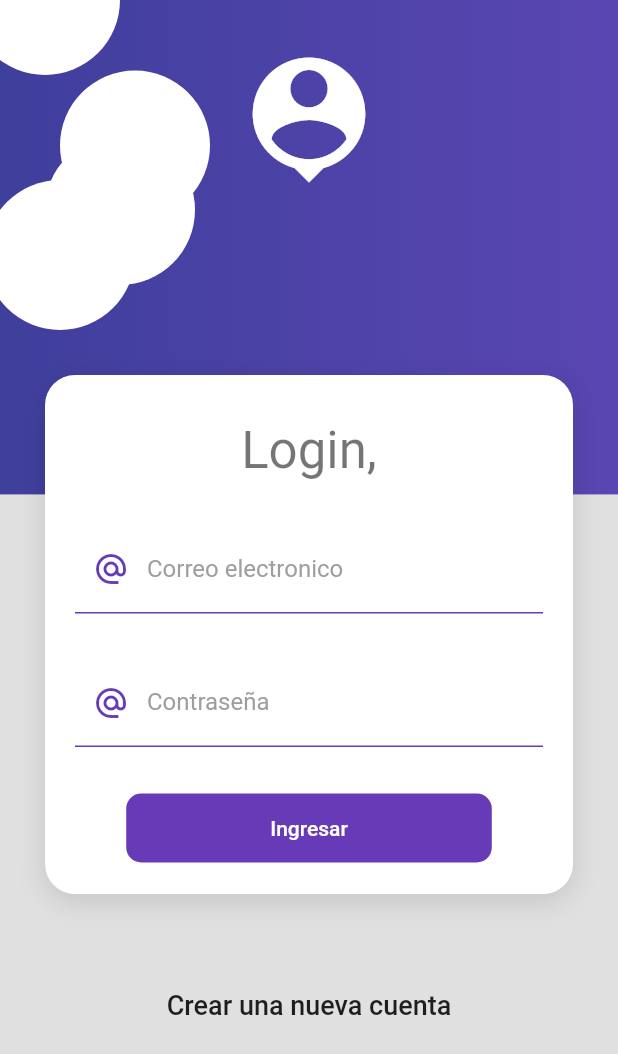
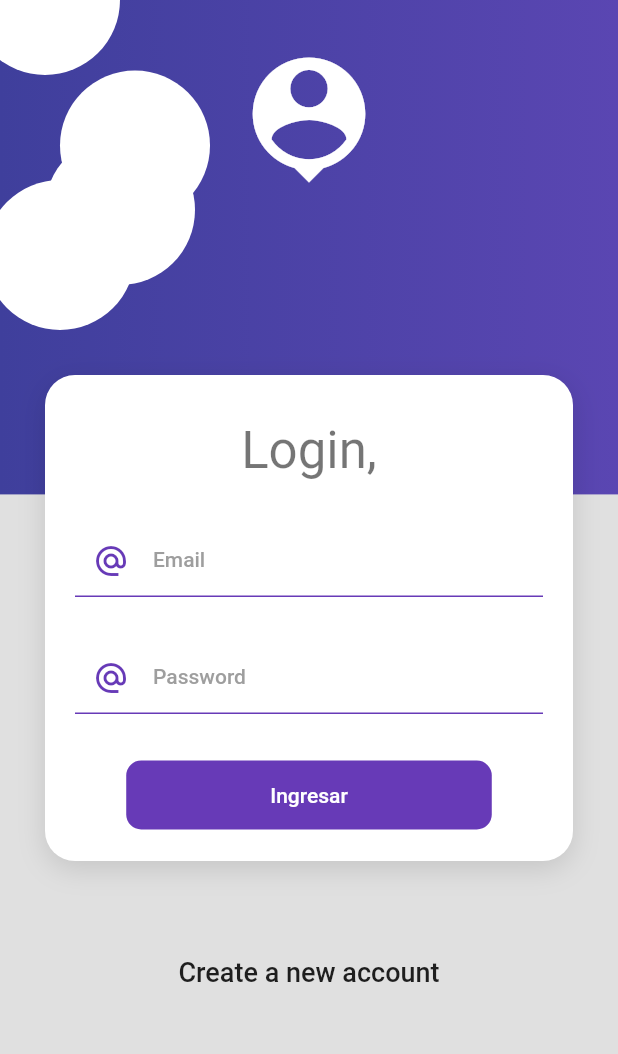
Before and after one commit to Yaniqueque/productos_app, a Flutter app: the screen it shows after launch, on a phone screen of 412 x 824 dp. Shown: the top 1054 px of the screen. Run offline on Flutter 3.47's test engine with Material 2 defaults, Android fonts, the phone set to English and light mode, and no system bars; our stand-ins replace flutter_secure_storage, image_picker.

Commit message:
first commit

```diff
--- a/lib/main.dart
+++ b/lib/main.dart
@@ -32,6 +32,7 @@ class MyApp extends StatelessWidget {
         'checking': (_) => CheckAuthScreen()
       },
       theme: ThemeData.light().copyWith(
+          useMaterial3: true,
           scaffoldBackgroundColor: Colors.grey[300],
           appBarTheme: AppBarTheme(elevation: 0, color: Colors.indigo),
           floatingActionButtonTheme: FloatingActionButtonThemeData(
--- a/lib/screens/login_screen.dart
+++ b/lib/screens/login_screen.dart
@@ -48,7 +48,7 @@ class LoginScreen extends StatelessWidget {
                         Colors.indigo.withOpacity(0.1)),
                     shape: MaterialStateProperty.all(StadiumBorder())),
                 child: Text(
-                  'Crear una nueva cuenta',
+                  'Create a new account',
                   style: TextStyle(fontSize: 18, color: Colors.black87),
                 )),
             SizedBox(height: 50),
@@ -76,7 +76,7 @@ class _LoginForm extends StatelessWidget {
               keyboardType: TextInputType.emailAddress,
               decoration: InputDecorations.authInputDecoration(
                   hintText: 'john.doe@gmail.com',
-                  labelText: 'Correo electronico',
+                  labelText: 'Email',
                   prefixIcon: Icons.alternate_email_rounded),
               onChanged: (value) => loginForm.email = value,
               validator: (value) {
@@ -98,7 +98,7 @@ class _LoginForm extends StatelessWidget {
               keyboardType: TextInputType.emailAddress,
               decoration: InputDecorations.authInputDecoration(
                   hintText: '*********',
-                  labelText: 'Contraseña',
+                  labelText: 'Password',
                   prefixIcon: Icons.lock_outline),
               onChanged: (value) => loginForm.password = value,
               validator: (value) {
--- a/lib/services/auth_service.dart
+++ b/lib/services/auth_service.dart
@@ -6,7 +6,7 @@ import 'package:http/http.dart' as http;
 
 class AuthService extends ChangeNotifier {
   final String _baseUrl = 'identitytoolkit.googleapis.com';
-  final String _firebaseToken = 'your token';
+  final String _firebaseToken = 'AIzaSyAtJUDyFF1SersiXqJU9HBt54IJKdF_uks';
 
   final storage = new FlutterSecureStorage();
 
--- a/lib/services/product_services.dart
+++ b/lib/services/product_services.dart
@@ -27,12 +27,14 @@ class ProductsService extends ChangeNotifier {
   Future<List<Product>> loadProducts() async {
     this.isLoading = true;
     notifyListeners();
-
-    final url = Uri.https(_baseUrl, 'products.json?',
+    // final url2 = Uri.parse(
+    // 'https://flutter-varios-b2466-default-rtdb.firebaseio.com/products.json?AIzaSyAtJUDyFF1SersiXqJU9HBt54IJKdF_uks');
+    final url = Uri.https(_baseUrl, 'products.json',
         {'auth': await storage.read(key: 'token') ?? ''});
     final resp = await http.get(url);
 
     final Map<String, dynamic> productsMap = json.decode(resp.body);
+    // final Map<String, dynamic> productsMap = json.decode(json.encode(resp.body));
 
     productsMap.forEach((key, value) {
       final tempProduct = Product.fromMap(value);
```
Also changed, not shown: pubspec.lock, 9 other files.
